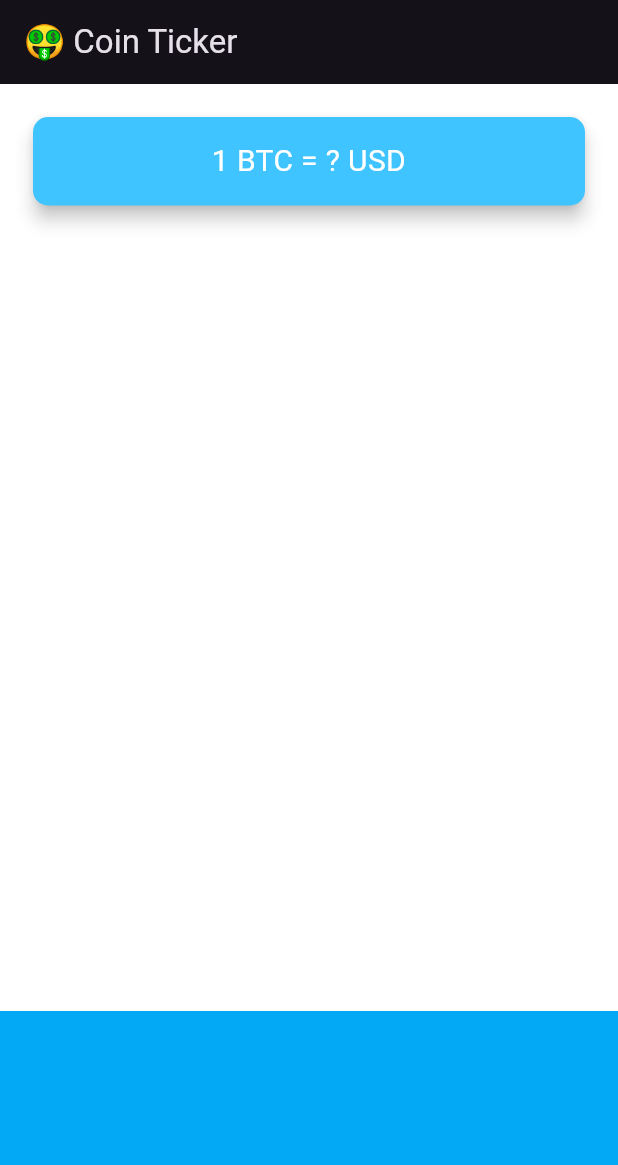
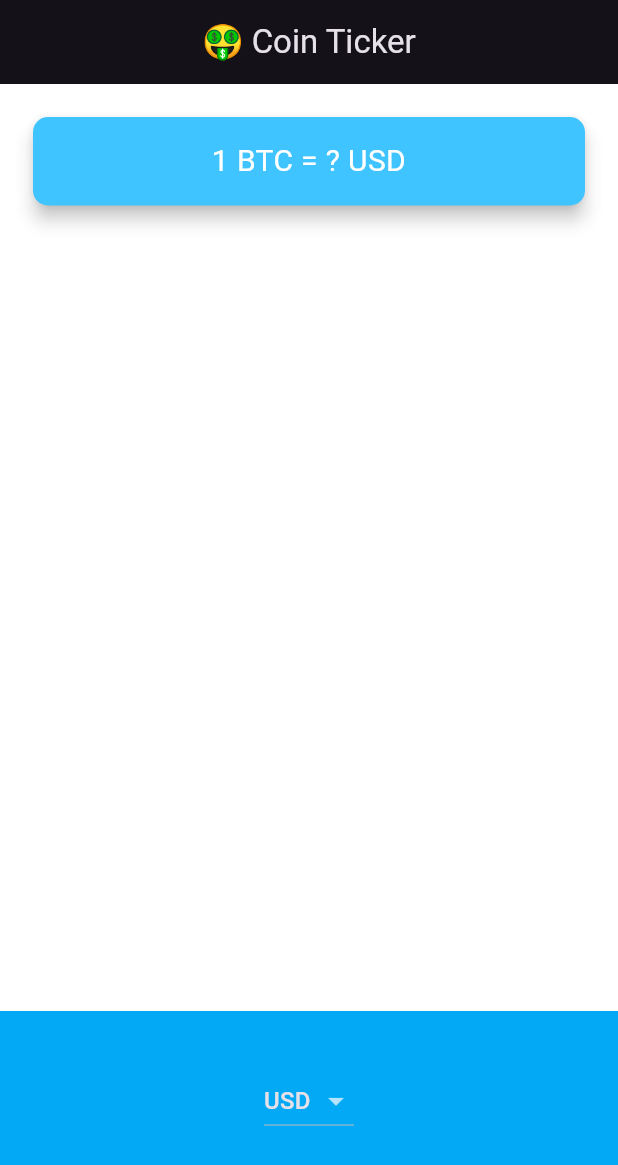
Before and after one commit to R-salton/bit_coin_ticker, a Flutter app: the screen it shows after launch, on a phone screen of 412 x 824 dp. Shown: the top 1165 px of the screen. Run offline on Flutter 3.47's test engine with Material 3 defaults, Android fonts, the phone set to English and light mode, and no system bars.

Commit message:
addest Dropdown picker

```diff
--- a/lib/main.dart
+++ b/lib/main.dart
@@ -1,12 +1,15 @@
 import 'package:flutter/material.dart';
 import 'price_screen.dart';
 
-void main() => runApp(MyApp());
+void main() => runApp(const MyApp());
 
 class MyApp extends StatelessWidget {
+  const MyApp({super.key});
+
   @override
   Widget build(BuildContext context) {
     return MaterialApp(
+      debugShowCheckedModeBanner: false,
       theme: ThemeData.dark().copyWith(
           primaryColor: Colors.lightBlue,
           scaffoldBackgroundColor: Colors.white),
--- a/lib/price_screen.dart
+++ b/lib/price_screen.dart
@@ -1,30 +1,35 @@
+import 'package:bitcoin_ticker/coin_data.dart';
 import 'package:flutter/material.dart';
 
 class PriceScreen extends StatefulWidget {
+  const PriceScreen({super.key});
+
   @override
   _PriceScreenState createState() => _PriceScreenState();
 }
 
 class _PriceScreenState extends State<PriceScreen> {
+  String? selectedCurrency = "USD";
   @override
   Widget build(BuildContext context) {
     return Scaffold(
       appBar: AppBar(
-        title: Text('🤑 Coin Ticker'),
+        title: const Text('🤑 Coin Ticker'),
+        centerTitle: true,
       ),
       body: Column(
         mainAxisAlignment: MainAxisAlignment.spaceBetween,
         crossAxisAlignment: CrossAxisAlignment.stretch,
         children: <Widget>[
           Padding(
-            padding: EdgeInsets.fromLTRB(18.0, 18.0, 18.0, 0),
+            padding: const EdgeInsets.fromLTRB(18.0, 18.0, 18.0, 0),
             child: Card(
               color: Colors.lightBlueAccent,
               elevation: 5.0,
               shape: RoundedRectangleBorder(
                 borderRadius: BorderRadius.circular(10.0),
               ),
-              child: Padding(
+              child: const Padding(
                 padding: EdgeInsets.symmetric(vertical: 15.0, horizontal: 28.0),
                 child: Text(
                   '1 BTC = ? USD',
@@ -40,9 +45,23 @@ class _PriceScreenState extends State<PriceScreen> {
           Container(
             height: 150.0,
             alignment: Alignment.center,
-            padding: EdgeInsets.only(bottom: 30.0),
+            padding: const EdgeInsets.only(bottom: 30.0),
             color: Colors.lightBlue,
-            child: null,
+            child: DropdownButton(
+                value: selectedCurrency,
+                onChanged: (value) {
+                  setState(() {
+                    selectedCurrency = value;
+                  });
+                },
+                items: currenciesList
+                    .map<DropdownMenuItem<String>>((String value) {
+                  return DropdownMenuItem<String>(
+                    value: value,
+                    child: Text(value),
+                  );
+                }).toList()
+                ),
           ),
         ],
       ),
```
